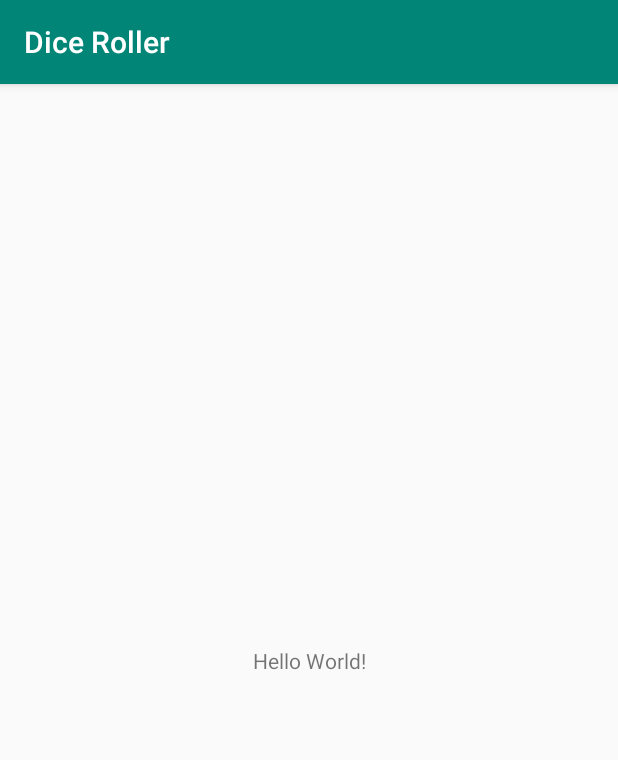
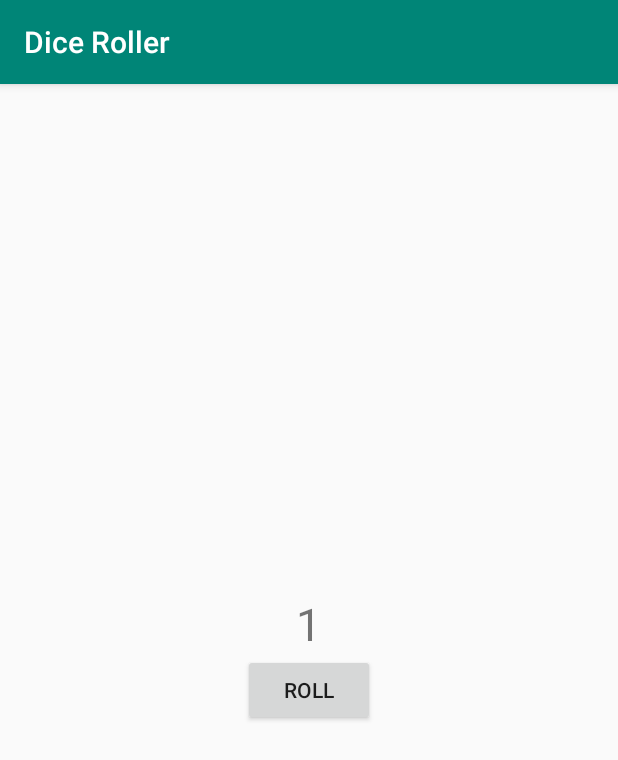
Before and after one commit to udacity/andfun-kotlin-dice-roller, an Android app: the screen it shows after launch (MainActivity), on a phone screen of 412 x 824 dp. Shown: the top 760 px of the screen. Run offline under Robolectric (Android 15) with nearby library versions, the phone set to English and light mode, and no system bars.

Commit message:
Step.01-Solution-Adding-the-button

```diff
--- a/app/src/main/res/layout/activity_main.xml
+++ b/app/src/main/res/layout/activity_main.xml
@@ -14,30 +14,25 @@
   ~ limitations under the License.
   -->
 
-<androidx.constraintlayout.widget.ConstraintLayout xmlns:android="http://schemas.android.com/apk/res/android"
-    xmlns:app="http://schemas.android.com/apk/res-auto"
+<LinearLayout xmlns:android="http://schemas.android.com/apk/res/android"
     xmlns:tools="http://schemas.android.com/tools"
     android:layout_width="match_parent"
-    android:layout_height="match_parent"
+    android:layout_height="wrap_content"
+    android:layout_gravity="center_vertical"
+    android:orientation="vertical"
     tools:context=".MainActivity">
 
     <TextView
         android:layout_width="wrap_content"
         android:layout_height="wrap_content"
-        android:text="Hello World!"
-        app:layout_constraintBottom_toBottomOf="parent"
-        app:layout_constraintLeft_toLeftOf="parent"
-        app:layout_constraintRight_toRightOf="parent"
-        app:layout_constraintTop_toTopOf="parent" />
+        android:layout_gravity="center_horizontal"
+        android:textSize="30sp"
+        android:text="1" />
 
-</androidx.constraintlayout.widget.ConstraintLayout>
+    <Button
+        android:layout_width="wrap_content"
+        android:layout_height="wrap_content"
+        android:layout_gravity="center_horizontal"
+        android:text="@string/roll" />
 
-<!-- TODO (01) Remove the code above and add the LinearLayout code from the classroom -->
-
-<!-- TODO (02) Add the Button
-    Use "wrap_content" for its width and height
-    Use "center_horizontal" for the layout_gravity -->
-
-<!-- TODO (03) Position the views
-    Remember to set the orientation of the LinearLayout to vertical
-    and use layout_gravity to align the elements so they are centered as expected -->
+</LinearLayout>
--- a/app/src/main/res/values/strings.xml
+++ b/app/src/main/res/values/strings.xml
@@ -1,4 +1,4 @@
 <resources>
     <string name="app_name">Dice Roller</string>
-    <!-- TODO (04) Extract the text from the button to strings.xml -->
+    <string name="roll">Roll</string>
 </resources>
```
